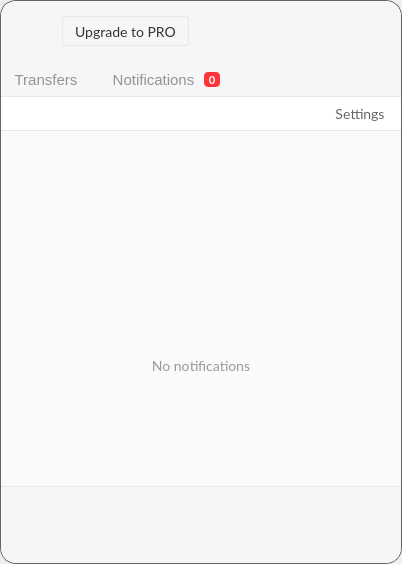
Old version of the form src/MEGASync/gui/linux/InfoDialog.ui in the repository meganz/MEGAsync.
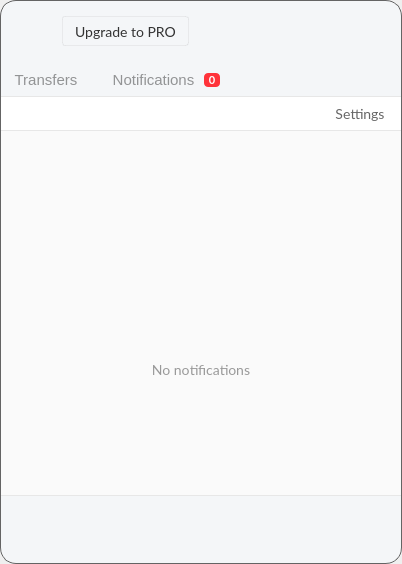
New version of the form. Icons and pictures are not drawn. Custom widgets are drawn as their Qt base class.

Commit message: fix missplaced separator in InfoDialog & missmatched heights/widths

Patch:
```diff
--- a/src/MEGASync/gui/linux/InfoDialog.ui
+++ b/src/MEGASync/gui/linux/InfoDialog.ui
@@ -2,18 +2,10 @@
 <ui version="4.0">
  <class>InfoDialog</class>
  <widget class="QDialog" name="InfoDialog">
-  <property name="geometry">
-   <rect>
-    <x>0</x>
-    <y>0</y>
-    <width>402</width>
-    <height>564</height>
-   </rect>
-  </property>
   <property name="minimumSize">
    <size>
-    <width>402</width>
-    <height>564</height>
+    <width>0</width>
+    <height>0</height>
    </size>
   </property>
   <property name="maximumSize">
@@ -93,17 +85,11 @@
     <widget class="QWidget" name="wInfoDialogIn" native="true">
      <property name="minimumSize">
       <size>
-       <width>402</width>
-       <height>564</height>
+       <width>0</width>
+       <height>0</height>
       </size>
      </property>
-     <property name="maximumSize">
-      <size>
-       <width>402</width>
-       <height>564</height>
-      </size>
-     </property>
-     <layout class="QVBoxLayout" name="verticalLayout_4">
+     <layout class="QVBoxLayout" name="verticalLayout_wInfoDialogIn">
       <property name="spacing">
        <number>0</number>
       </property>
@@ -129,8 +115,8 @@
         </property>
         <property name="minimumSize">
          <size>
-          <width>400</width>
-          <height>464</height>
+          <width>0</width>
+          <height>0</height>
          </size>
         </property>
         <property name="maximumSize">
@@ -163,9 +149,7 @@
            <property name="styleSheet">
             <string notr="true">#wHeaderframe
 {
-border-top-left-radius: 16px;
-border-top-right-radius: 16px;
-background-color: #F4F6F8;
+border: none;
 }</string>
            </property>
            <property name="frameShape">
@@ -783,7 +767,7 @@
                              <property name="maximumSize">
                               <size>
                                <width>16777215</width>
-                               <height>15</height>
+                               <height>14</height>
                               </size>
                              </property>
                              <property name="styleSheet">
@@ -2375,9 +2359,7 @@
            <property name="styleSheet">
             <string notr="true">#wBottomFrame
 {
-border-bottom-left-radius: 16px;
-border-bottom-right-radius: 16px;
-background-color: #F4F6F8;
+border: none;
 }</string>
            </property>
            <property name="frameShape">
```
The commit also changes 2 other files.
